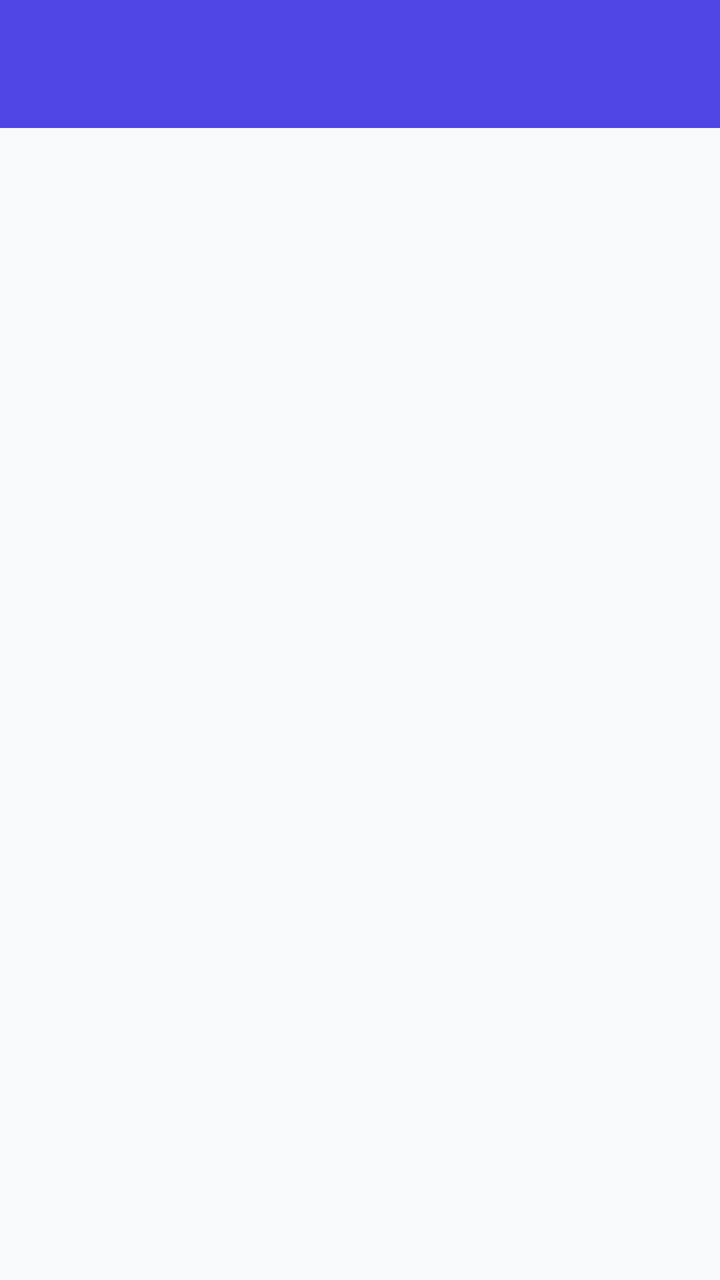
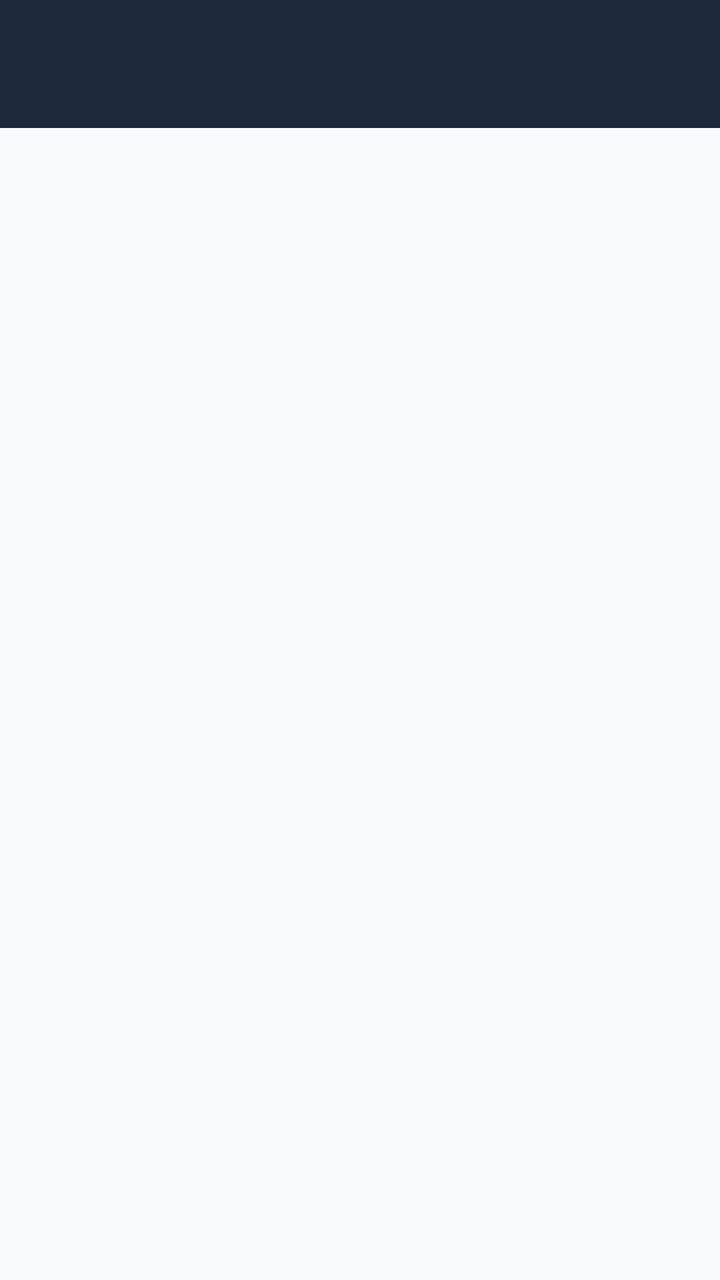

Before-and-after screenshots of an Android layout around one commit, followed by the original layout XML and the change that was made.
<!-- AndroidManifest.xml: application theme Theme.DAMTest -->
<!-- res/layout/activity_topic_selection.xml -->
<?xml version="1.0" encoding="utf-8"?>
<RelativeLayout xmlns:android="http://schemas.android.com/apk/res/android"
    xmlns:app="http://schemas.android.com/apk/res-auto"
    android:layout_width="match_parent"
    android:layout_height="match_parent"
    android:fitsSystemWindows="true">

    <androidx.appcompat.widget.Toolbar
        android:id="@+id/toolbar_topics"
        android:layout_width="match_parent"
        android:layout_height="?attr/actionBarSize"
        android:background="?attr/colorPrimary"
        android:elevation="4dp"
        app:titleTextColor="@android:color/white" />

    <androidx.recyclerview.widget.RecyclerView
        android:id="@+id/rvTopics"
        android:layout_width="match_parent"
        android:layout_height="match_parent"
        android:layout_below="@id/toolbar_topics"
        android:layout_marginTop="4dp"
        android:clipToPadding="false"
        android:padding="8dp" />

</RelativeLayout>
<!-- resources referenced by this layout -->
<resources>
  <style name="Theme.DAMTest" parent="Theme.Material3.Light.NoActionBar">
  
          
          <item name="colorPrimary">@color/brand_primary</item>
          <item name="colorOnPrimary">@color/text_on_dark</item>
          <item name="colorPrimaryContainer">@color/brand_primary_bg</item>
          <item name="colorOnPrimaryContainer">@color/brand_primary_dark</item>
  
          
          <item name="colorSecondary">@color/accent_raspberry</item>
          <item name="colorOnSecondary">@color/text_on_dark</item>
          <item name="colorSecondaryContainer">@color/accent_raspberry_bg</item>
          <item name="colorOnSecondaryContainer">@color/accent_raspberry</item>
  
          
          <item name="colorTertiary">@color/brand_navy</item>
          <item name="colorOnTertiary">@color/text_on_dark</item>
  
          
          <item name="android:windowBackground">@color/surface_bg</item>
          <item name="colorSurface">@color/surface</item>
          <item name="colorOnSurface">@color/text_primary</item>
          <item name="colorSurfaceVariant">@color/surface_border</item>
          <item name="colorOnSurfaceVariant">@color/text_secondary</item>
          <item name="colorOutline">@color/text_muted</item>
          <item name="colorOutlineVariant">@color/surface_border</item>
  
          
          <item name="colorError">@color/state_error</item>
          <item name="colorOnError">@color/text_on_dark</item>
          <item name="colorErrorContainer">@color/state_error_bg</item>
          <item name="colorOnErrorContainer">@color/state_error_text</item>
  
          
          <item name="fontFamily">@font/inter</item>
          <item name="android:fontFamily">@font/inter</item>
  
          
          <item name="android:statusBarColor">@color/brand_navy</item>
          <item name="android:windowLightStatusBar">false</item>
  
          
          <item name="windowActionBar">false</item>
          <item name="windowNoTitle">true</item>
      </style>
  <color name="brand_primary">#4F46E5</color>
  <color name="text_on_dark">#FFFFFF</color>
  <color name="brand_primary_bg">#EEF2FF</color>
  <color name="brand_primary_dark">#3730A3</color>
  <color name="accent_raspberry">#BE123C</color>
  <color name="accent_raspberry_bg">#FFE4E9</color>
  <color name="brand_navy">#1E293B</color>
  <color name="surface_bg">#F8FAFC</color>
  <color name="surface">#FFFFFF</color>
  <color name="text_primary">#1E293B</color>
  <color name="surface_border">#EEF2F7</color>
  <color name="text_secondary">#64748B</color>
  <color name="text_muted">#94A3B8</color>
  <color name="state_error">#DC2626</color>
  <color name="state_error_bg">#FEE2E2</color>
  <color name="state_error_text">#991B1B</color>
</resources>

<!-- the commit's change to res/layout/activity_topic_selection.xml (unified diff, before → after) -->
@@ -9,7 +9,7 @@
         android:id="@+id/toolbar_topics"
         android:layout_width="match_parent"
         android:layout_height="?attr/actionBarSize"
-        android:background="?attr/colorPrimary"
+        android:background="@color/brand_navy"
         android:elevation="4dp"
         app:titleTextColor="@android:color/white" />
 
